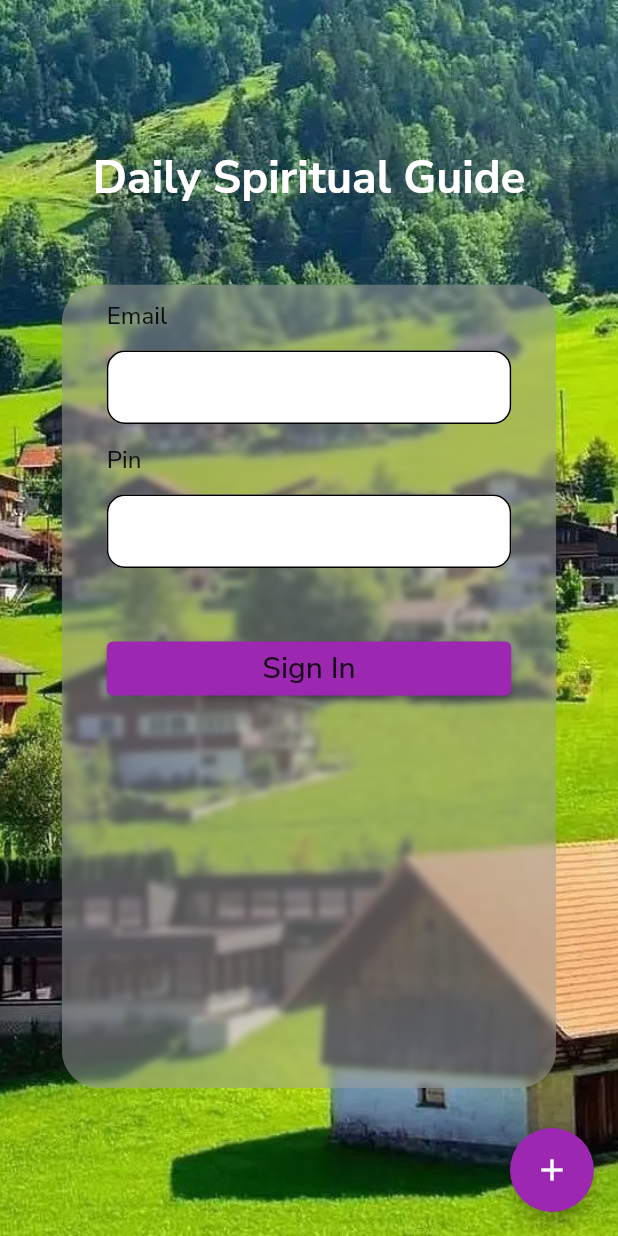
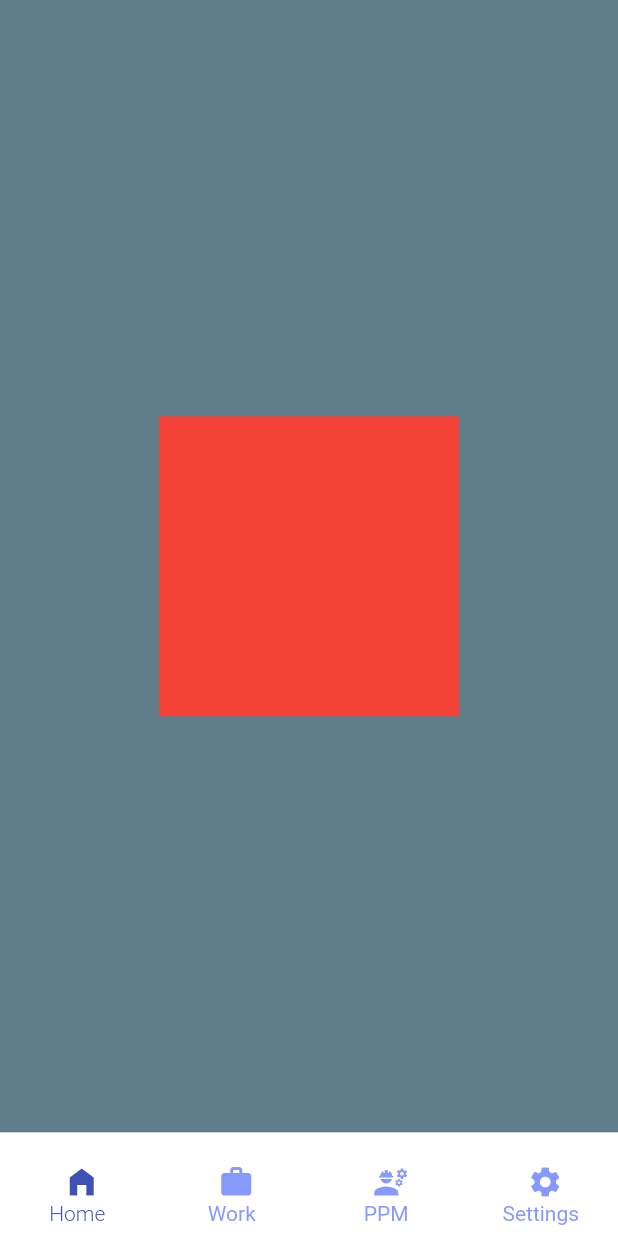
Before and after one commit to solomonium/Daily-Spiritual-Guide, a Flutter app: the screen it shows after launch, after a tap on "Sign In", on a phone screen of 412 x 824 dp. Run offline on Flutter 3.47's test engine with Material 2 defaults, Android fonts, the phone set to English and light mode, and no system bars; our stand-ins replace flutter_riverpod, google_fonts, validators.

Commit message:
signIn page ui complete and dashboard in progress

```diff
--- a/lib/main.dart
+++ b/lib/main.dart
@@ -1,6 +1,6 @@
 import 'package:flutter/material.dart';
 import 'package:flutter_riverpod/flutter_riverpod.dart';
-import 'package:spiritual_daily_guide/presentations/homepage.dart';
+import 'package:spiritual_daily_guide/presentations/signIn_page.dart';
 
 void main() {
   runApp(const ProviderScope(child: MyApp()));
@@ -18,7 +18,7 @@ class MyApp extends StatelessWidget {
       theme: ThemeData(
         primarySwatch: Colors.purple,
       ),
-      home: const MyHomePage(),
+      home: const SignInPage(),
     );
   }
 }
--- /dev/null
+++ b/lib/nav_pages.dart
@@ -0,0 +1,101 @@
+import 'package:flutter/material.dart';
+import 'package:spiritual_daily_guide/presentations/homepage.dart';
+import 'package:spiritual_daily_guide/presentations/page_2.dart';
+import 'package:spiritual_daily_guide/presentations/page_3.dart';
+import 'package:spiritual_daily_guide/presentations/settings_page.dart';
+
+class Dashboard extends StatefulWidget {
+  const Dashboard({Key? key}) : super(key: key);
+
+  @override
+  _DashboardState createState() => _DashboardState();
+}
+
+class _DashboardState extends State<Dashboard> {
+  List pages = const [
+    HomePage(),
+    Page2(),
+    Page3(),
+    SettingsPage(),
+  ];
+
+  int currentIndex = 0;
+
+  void onTap(int index) {
+    setState(() {
+      currentIndex = index;
+    });
+  }
+
+  @override
+  Widget build(BuildContext context) {
+    return Scaffold(
+      body: pages[currentIndex],
+      bottomNavigationBar: BottomNavigationBar(
+        type: BottomNavigationBarType.fixed,
+        backgroundColor: Colors.white,
+        selectedFontSize: 14.0,
+        unselectedFontSize: 14,
+        onTap: onTap,
+        currentIndex: currentIndex,
+        selectedItemColor: Colors.indigo,
+        unselectedItemColor: Colors.indigoAccent.withOpacity(0.7),
+        selectedLabelStyle: const TextStyle(fontWeight: FontWeight.w300),
+        showUnselectedLabels: true,
+        showSelectedLabels: true,
+        elevation: 4,
+        items: const [
+          BottomNavigationBarItem(
+              label: "Home",
+              icon: Padding(
+                padding: EdgeInsets.only(top: 14.0, bottom: 7),
+                child: SizedBox(
+                    width: 18, height: 18, child: Icon(Icons.home_filled)
+                    //  SvgPicture.asset(
+                    //   'assets/icons/home.svg',
+                    // )
+                    ),
+              )),
+          BottomNavigationBarItem(
+              label: "Work",
+              icon: Padding(
+                padding: EdgeInsets.only(top: 14.0, bottom: 7),
+                child: SizedBox(width: 18, height: 18, child: Icon(Icons.work)
+                    // SvgPicture.asset(
+                    //   'assets/icons/work.svg',
+                    // )
+                    ),
+              )),
+          // BottomNavigationBarItem(
+          //     label: "",
+          //     icon: Padding(
+          //       padding: const EdgeInsets.only(top: 14.0),
+          //       child: SizedBox(
+          //           width: 32,
+          //           height: 32,
+          //           child:
+          //               SvgPicture.asset('assets/icons/center-add-icon.svg')),
+          //     )),
+          BottomNavigationBarItem(
+              label: "PPM",
+              icon: Padding(
+                padding: EdgeInsets.only(top: 14.0, bottom: 7),
+                child: SizedBox(
+                    width: 18, height: 18, child: Icon(Icons.engineering_sharp)
+                    // SvgPicture.asset('assets/icons/ppm.svg')
+                    ),
+              )),
+          BottomNavigationBarItem(
+              label: "Settings",
+              icon: Padding(
+                padding: EdgeInsets.only(top: 14.0, bottom: 7),
+                child:
+                    SizedBox(width: 18, height: 18, child: Icon(Icons.settings)
+                        // SvgPicture.asset('assets/icons/settings.svg')
+                        ),
+              )),
+        ],
+      ),
+    );
+  }
+}
--- a/lib/presentations/homepage.dart
+++ b/lib/presentations/homepage.dart
@@ -1,132 +1,24 @@
-import 'dart:ui';
+import 'package:flutter/material.dart';
 
-import 'package:flutter/material.dart';
-import 'package:spiritual_daily_guide/widgets/app_text.dart';
-import 'package:spiritual_daily_guide/widgets/helper_tools.dart';
-import 'package:spiritual_daily_guide/widgets/input_field.dart';
-
-import '../widgets/app_large_text.dart';
-
-class MyHomePage extends StatefulWidget {
-  const MyHomePage({Key? key}) : super(key: key);
+class HomePage extends StatefulWidget {
+  const HomePage({Key? key}) : super(key: key);
 
   @override
-  State<MyHomePage> createState() => _MyHomePageState();
+  State<HomePage> createState() => _HomePageState();
 }
 
-class _MyHomePageState extends State<MyHomePage> {
-  TextEditingController nameEditingController = TextEditingController();
-  TextEditingController emailEditingController = TextEditingController();
-  TextEditingController pinEditingController = TextEditingController();
-  TextEditingController confirmPinEditingController = TextEditingController();
-  int _counter = 0;
-  bool nameVisibilty = false;
-  bool confirmPinVisibilty = false;
-
-  void _incrementCounter() {
-    setState(() {
-      _counter++;
-      print(_counter);
-      nameVisibilty = !nameVisibilty;
-      confirmPinVisibilty = !confirmPinVisibilty;
-    });
-  }
-
+class _HomePageState extends State<HomePage> {
   @override
   Widget build(BuildContext context) {
     return Scaffold(
-      body: Stack(children: [
-        Container(
-          width: double.infinity,
-          decoration: const BoxDecoration(
-            image: DecorationImage(
-                image: AssetImage("assets/DSG_bg.jpeg"), fit: BoxFit.cover),
-          ),
+      backgroundColor: Colors.blueGrey,
+      body: Center(
+        child: Container(
+          width: 200,
+          height: 200,
+          color: Colors.red,
+          child: Column(),
         ),
-        Align(
-          alignment: Alignment.center,
-          child: Center(
-            child: Column(
-              mainAxisAlignment: MainAxisAlignment.center,
-              children: [
-                AppLargeText(
-                  text: 'Daily Spiritual Guide',
-                  color: Colors.white,
-                ),
-                addVerticalSpace(50),
-                Wrap(
-                  children: [
-                    ClipRRect(
-                      borderRadius: BorderRadius.circular(25),
-                      child: BackdropFilter(
-                        filter: ImageFilter.blur(sigmaX: 2, sigmaY: 2),
-                        child: Container(
-                          height: MediaQuery.of(context).size.height * 0.65,
-                          width: MediaQuery.of(context).size.width * 0.8,
-                          color: Colors.grey.withOpacity(0.5),
-                          child: Padding(
-                            padding: const EdgeInsets.symmetric(
-                                vertical: 0, horizontal: 30),
-                            child: ListView(
-                              children: [
-                                Visibility(
-                                  visible: nameVisibilty,
-                                  child: InputFieldWidget(
-                                      textInputType: TextInputType.emailAddress,
-                                      labelText: 'Name',
-                                      textController: nameEditingController,
-                                      autoFocus: true,
-                                      textInputAction: TextInputAction.next),
-                                ),
-                                addVerticalSpace(10),
-                                InputFieldWidget(
-                                    textInputType: TextInputType.emailAddress,
-                                    labelText: 'Email',
-                                    textController: emailEditingController,
-                                    autoFocus: true,
-                                    textInputAction: TextInputAction.next),
-                                addVerticalSpace(10),
-                                InputFieldWidget(
-                                    textInputType: TextInputType.emailAddress,
-                                    labelText: 'Pin',
-                                    textController: pinEditingController,
-                                    autoFocus: true,
-                                    textInputAction: TextInputAction.next),
-                                addVerticalSpace(10),
-                                Visibility(
-                                  visible: confirmPinVisibilty,
-                                  child: InputFieldWidget(
-                                      textInputType: TextInputType.number,
-                                      labelText: 'Confirm Pin',
-                                      textController:
-                                          confirmPinEditingController,
-                                      autoFocus: true,
-                                      textInputAction: TextInputAction.done),
-                                ),
-                                addVerticalSpace(30),
-                                ElevatedButton(
-                                    onPressed: () {},
-                                    child: AppText(
-                                      text: 'Sign In',
-                                      size: 20,
-                                    ))
-                              ],
-                            ),
-                          ),
-                        ),
-                      ),
-                    ),
-                  ],
-                ),
-              ],
-            ),
-          ),
-        )
-      ]),
-      floatingActionButton: FloatingActionButton(
-        onPressed: _incrementCounter,
-        tooltip: 'Increment',
-        child: const Icon(Icons.add),
       ),
     );
   }
--- /dev/null
+++ b/lib/presentations/page_2.dart
@@ -0,0 +1,19 @@
+import 'package:flutter/material.dart';
+import 'package:flutter/src/foundation/key.dart';
+import 'package:flutter/src/widgets/framework.dart';
+
+class Page2 extends StatefulWidget {
+  const Page2({Key? key}) : super(key: key);
+
+  @override
+  State<Page2> createState() => _Page2State();
+}
+
+class _Page2State extends State<Page2> {
+  @override
+  Widget build(BuildContext context) {
+    return const Scaffold(
+      backgroundColor: Colors.blue,
+    );
+  }
+}
--- /dev/null
+++ b/lib/presentations/page_3.dart
@@ -0,0 +1,19 @@
+import 'package:flutter/material.dart';
+import 'package:flutter/src/foundation/key.dart';
+import 'package:flutter/src/widgets/framework.dart';
+
+class Page3 extends StatefulWidget {
+  const Page3({Key? key}) : super(key: key);
+
+  @override
+  State<Page3> createState() => _Page3State();
+}
+
+class _Page3State extends State<Page3> {
+  @override
+  Widget build(BuildContext context) {
+    return const Scaffold(
+      backgroundColor: Colors.greenAccent,
+    );
+  }
+}
--- /dev/null
+++ b/lib/presentations/settings_page.dart
@@ -0,0 +1,19 @@
+import 'package:flutter/material.dart';
+import 'package:flutter/src/foundation/key.dart';
+import 'package:flutter/src/widgets/framework.dart';
+
+class SettingsPage extends StatefulWidget {
+  const SettingsPage({Key? key}) : super(key: key);
+
+  @override
+  State<SettingsPage> createState() => _SettingsPageState();
+}
+
+class _SettingsPageState extends State<SettingsPage> {
+  @override
+  Widget build(BuildContext context) {
+    return const Scaffold(
+      backgroundColor: Colors.amber,
+    );
+  }
+}
--- /dev/null
+++ b/lib/presentations/signIn_page.dart
@@ -0,0 +1,177 @@
+import 'dart:ui';
+
+import 'package:flutter/material.dart';
+import 'package:spiritual_daily_guide/nav_pages.dart';
+import 'package:spiritual_daily_guide/presentations/homepage.dart';
+import 'package:spiritual_daily_guide/widgets/app_text.dart';
+import 'package:spiritual_daily_guide/widgets/helper_tools.dart';
+import 'package:spiritual_daily_guide/widgets/input_field.dart';
+
+import '../widgets/app_large_text.dart';
+
+class SignInPage extends StatefulWidget {
+  const SignInPage({Key? key}) : super(key: key);
+
+  @override
+  State<SignInPage> createState() => _SignInPageState();
+}
+
+class _SignInPageState extends State<SignInPage> {
+  TextEditingController nameEditingController = TextEditingController();
+  TextEditingController emailEditingController = TextEditingController();
+  TextEditingController pinEditingController = TextEditingController();
+  TextEditingController confirmPinEditingController = TextEditingController();
+  int _counter = 0;
+  bool nameVisibilty = false;
+  bool confirmPinVisibilty = false;
+  bool isSignIn = true;
+
+  void _incrementCounter() {
+    setState(() {
+      _counter++;
+      print(_counter);
+      nameVisibilty = !nameVisibilty;
+      confirmPinVisibilty = !confirmPinVisibilty;
+      isSignIn = !isSignIn;
+    });
+  }
+
+  @override
+  Widget build(BuildContext context) {
+    return Scaffold(
+      body: Stack(children: [
+        Container(
+          width: double.infinity,
+          decoration: const BoxDecoration(
+            image: DecorationImage(
+                image: AssetImage("assets/DSG_bg.jpeg"), fit: BoxFit.cover),
+          ),
+        ),
+        Align(
+          alignment: Alignment.center,
+          child: Center(
+            child: Column(
+              mainAxisAlignment: MainAxisAlignment.center,
+              children: [
+                AppLargeText(
+                  text: 'Daily Spiritual Guide',
+                  color: Colors.white,
+                ),
+                addVerticalSpace(50),
+                Wrap(
+                  children: [
+                    ClipRRect(
+                      borderRadius: BorderRadius.circular(25),
+                      child: BackdropFilter(
+                        filter: ImageFilter.blur(sigmaX: 2, sigmaY: 2),
+                        child: Container(
+                          // height: MediaQuery.of(context).size.height * 0.65,
+                          width: MediaQuery.of(context).size.width * 0.8,
+                          color: Colors.grey.withOpacity(0.5),
+                          child: Padding(
+                            padding: const EdgeInsets.symmetric(
+                                vertical: 0, horizontal: 30),
+                            child: ListView(
+                              shrinkWrap: true,
+                              children: [
+                                Visibility(
+                                  visible: nameVisibilty,
+                                  child: InputFieldWidget(
+                                      textInputType: TextInputType.emailAddress,
+                                      labelText: 'Name',
+                                      textController: nameEditingController,
+                                      autoFocus: true,
+                                      textInputAction: TextInputAction.next),
+                                ),
+                                addVerticalSpace(10),
+                                InputFieldWidget(
+                                    textInputType: TextInputType.emailAddress,
+                                    labelText: 'Email',
+                                    textController: emailEditingController,
+                                    autoFocus: true,
+                                    textInputAction: TextInputAction.next),
+                                addVerticalSpace(10),
+                                InputFieldWidget(
+                                    textInputType: TextInputType.emailAddress,
+                                    labelText: 'Pin',
+                                    textController: pinEditingController,
+                                    autoFocus: true,
+                                    textInputAction: TextInputAction.next),
+                                addVerticalSpace(10),
+                                Visibility(
+                                  visible: confirmPinVisibilty,
+                                  child: InputFieldWidget(
+                                      textInputType: TextInputType.number,
+                                      labelText: 'Confirm Pin',
+                                      textController:
+                                          confirmPinEditingController,
+                                      autoFocus: true,
+                                      textInputAction: TextInputAction.done),
+                                ),
+                                addVerticalSpace(30),
+                                isSignIn
+                                    ? ElevatedButton(
+                                        onPressed: () {
+                                          Navigator.push(
+                                            context,
+                                            MaterialPageRoute(
+                                                builder: (context) =>
+                                                    const Dashboard()),
+                                          );
+                                        },
+                                        child: AppText(
+                                          text: 'Sign In',
+                                          size: 20,
+                                          color: Colors.white,
+                                        ))
+                                    : ElevatedButton(
+                                        onPressed: () {},
+                                        child: AppText(
+                                          text: 'Sign Up',
+                                          size: 20,
+                                          color: Colors.white,
+                                        )),
+                                addVerticalSpace(10)
+                              ],
+                            ),
+                          ),
+                        ),
+                      ),
+                    ),
+                  ],
+                ),
+              ],
+            ),
+          ),
+        )
+      ]),
+      floatingActionButton: Row(
+        mainAxisAlignment: MainAxisAlignment.spaceEvenly,
+        children: [
+          isSignIn
+              ? AppText(
+                  text: 'Not yet a member',
+                  size: 20,
+                  color: Colors.white,
+                  fontWeight: FontWeight.bold,
+                )
+              : AppText(
+                  text: 'Already a member?',
+                  size: 20,
+                  color: Colors.black,
+                  fontWeight: FontWeight.bold,
+                ),
+          const Icon(
+            Icons.east,
+            color: Colors.white,
+          ),
+          FloatingActionButton(
+            onPressed: _incrementCounter,
+            tooltip: 'Increment',
+            child: const Icon(Icons.add),
+          ),
+        ],
+      ),
+    );
+  }
+}
--- a/lib/widgets/input_field.dart
+++ b/lib/widgets/input_field.dart
@@ -37,7 +37,7 @@ class InputFieldWidget extends StatelessWidget {
         children: [
           AppText(
             text: labelText,
-            // color: AppColors.appTextColor,
+            color: Colors.white,
           ),
           addVerticalSpace(12),
           SizedBox(
```
